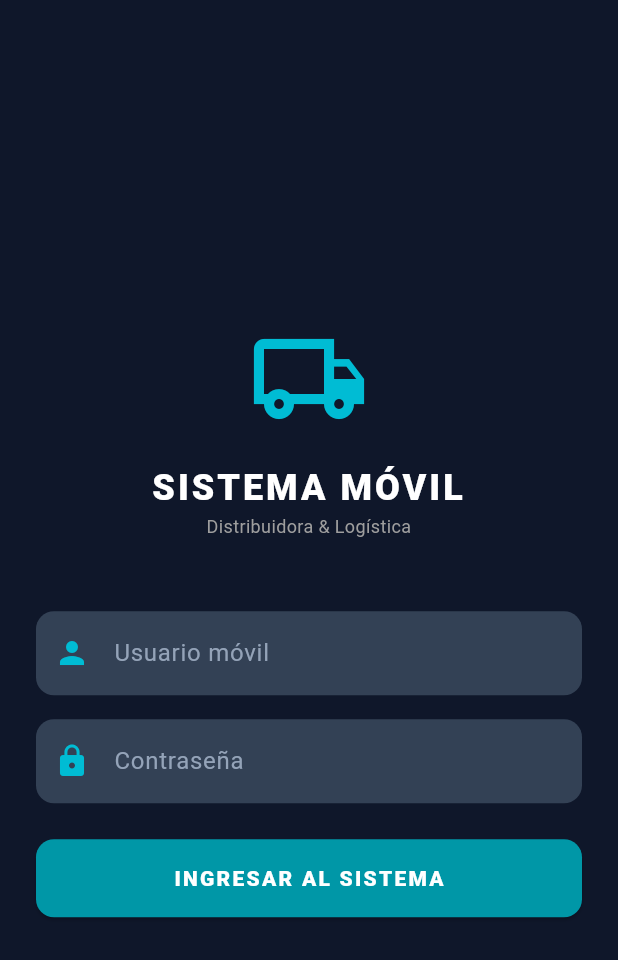
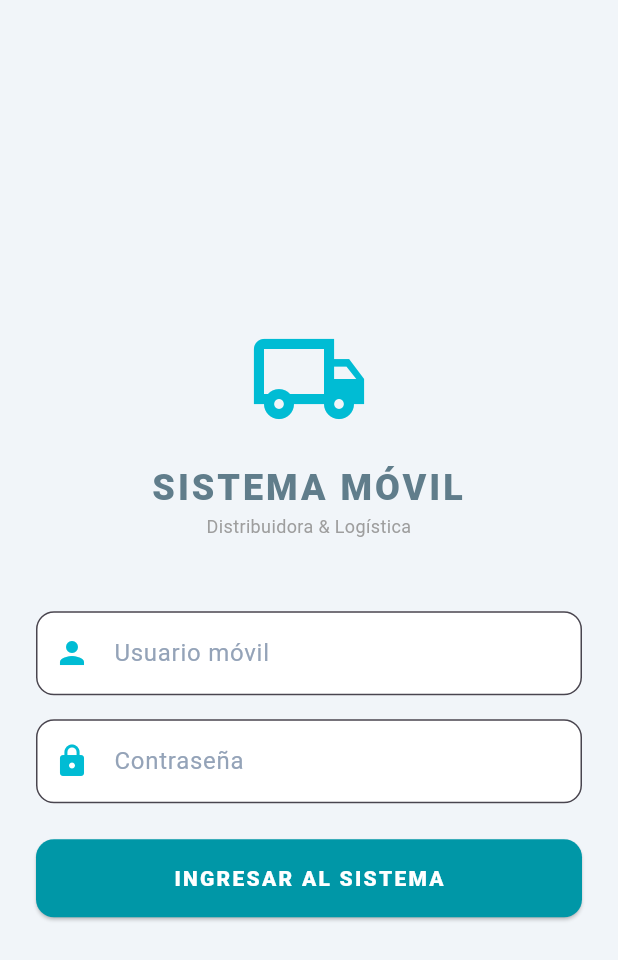
Before and after one commit to lahormigacomar-ux/DISTRIBUIDORA, a Flutter app: the screen it shows after launch, on a phone screen of 412 x 824 dp. Shown: the top 960 px of the screen. Run offline on Flutter 3.47's test engine with Material 3 defaults, Android fonts, the light colour scheme and no system bars; our stand-ins replace shared_preferences.

Commit message:
Support Spanish statuses, friendly 8-char order numbers, and Light theme on mobile

```diff
--- a/mobile/lib/main.dart
+++ b/mobile/lib/main.dart
@@ -17,16 +17,16 @@ class MyApp extends StatelessWidget {
       title: 'Distribuidora Movil',
       debugShowCheckedModeBanner: false,
       theme: ThemeData(
-        brightness: Brightness.dark,
+        brightness: Brightness.light,
         primarySwatch: Colors.cyan,
-        scaffoldBackgroundColor: const Color(0xFF0F172A), // Slate 900
-        cardColor: const Color(0xFF1E293B), // Slate 800
+        scaffoldBackgroundColor: const Color(0xFFF1F5F9), // Slate 100
+        cardColor: Colors.white,
         inputDecorationTheme: InputDecorationTheme(
           filled: true,
-          fillColor: const Color(0xFF334155), // Slate 700
+          fillColor: Colors.white,
           border: OutlineInputBorder(
             borderRadius: BorderRadius.circular(12),
-            borderSide: BorderSide.none,
+            borderSide: BorderSide(color: Colors.grey.shade300),
           ),
           hintStyle: const TextStyle(color: AppColors.slate),
         ),
@@ -163,7 +163,7 @@ class _LoginScreenState extends State<LoginScreen> {
                     fontSize: 24,
                     fontWeight: FontWeight.w900,
                     letterSpacing: 2,
-                    color: Colors.white,
+                    color: Colors.blueGrey,
                   ),
                 ),
                 const Text(
```
Also changed, not shown: mobile/lib/entregador_screen.dart (+7 -7 lines), mobile/lib/preventista_screen.dart (+4 -3 lines), 2 other files.
